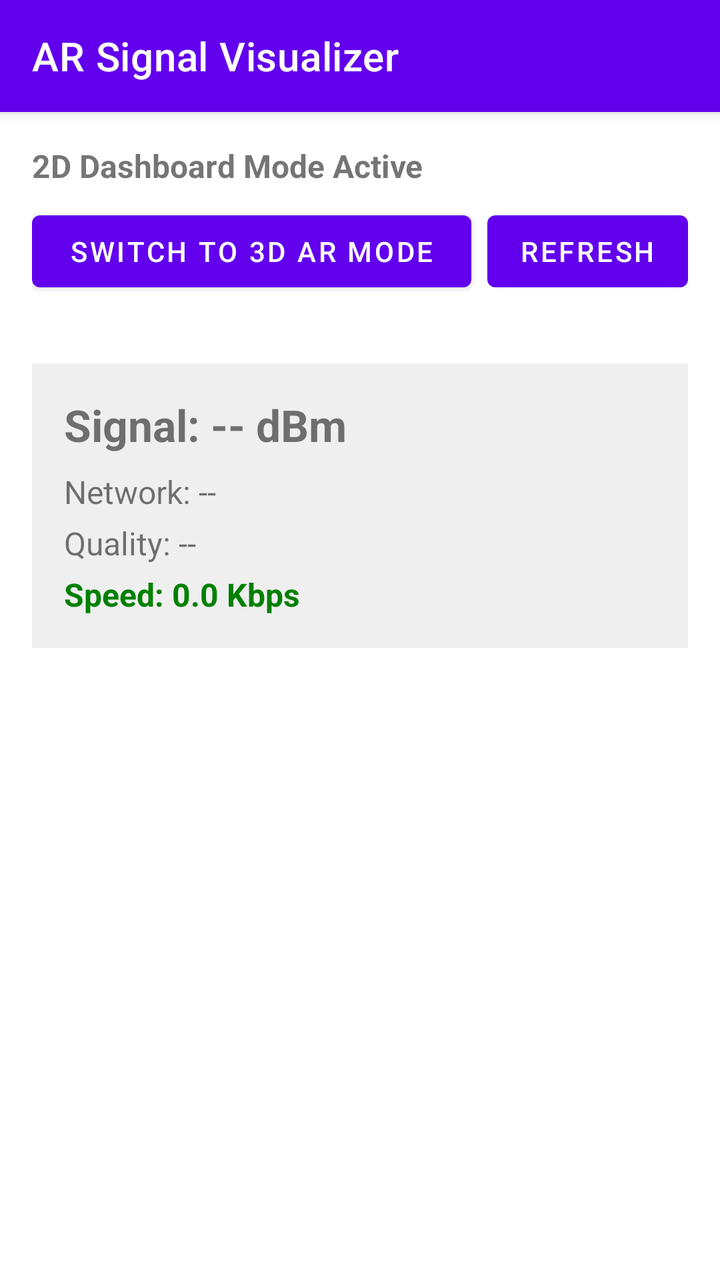
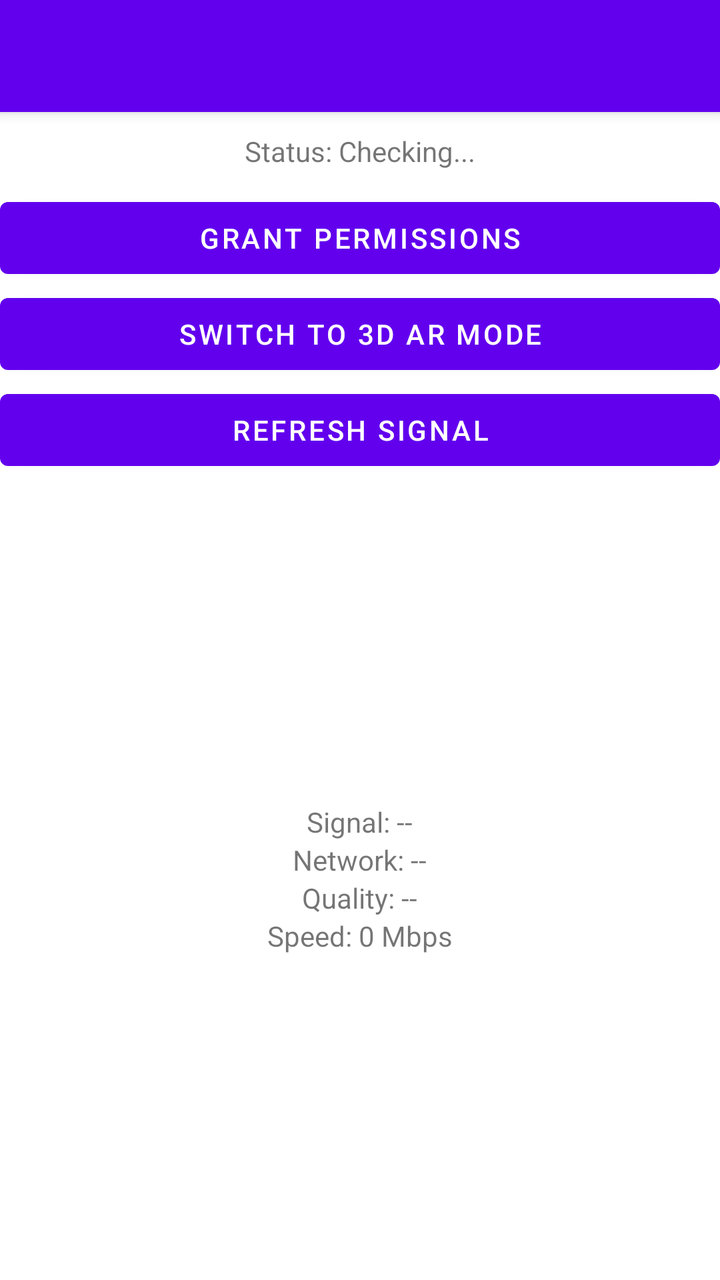

Before-and-after screenshots of an Android layout around one commit, followed by the original layout XML and the change that was made.
<!-- AndroidManifest.xml: application theme Theme.MaterialComponents.DayNight.NoActionBar -->
<!-- res/layout/activity_main.xml -->
<?xml version="1.0" encoding="utf-8"?>
<RelativeLayout xmlns:android="http://schemas.android.com/apk/res/android"
    xmlns:app="http://schemas.android.com/apk/res-auto"
    android:layout_width="match_parent"
    android:layout_height="match_parent">

    <androidx.appcompat.widget.Toolbar
        android:id="@+id/toolbar"
        android:layout_width="match_parent"
        android:layout_height="?attr/actionBarSize"
        android:background="?attr/colorPrimary"
        android:elevation="4dp"
        app:title="AR Signal Visualizer"
        app:titleTextColor="@android:color/white" />

    <LinearLayout
        android:id="@+id/controlHeader"
        android:layout_width="match_parent"
        android:layout_height="wrap_content"
        android:layout_below="@id/toolbar"
        android:orientation="vertical"
        android:padding="16dp">

        <TextView
            android:id="@+id/statusText"
            android:layout_width="wrap_content"
            android:layout_height="wrap_content"
            android:text="2D Dashboard Mode Active"
            android:textSize="16sp"
            android:textStyle="bold" />

        <Button
            android:id="@+id/permissionButton"
            android:layout_width="match_parent"
            android:layout_height="wrap_content"
            android:layout_marginTop="8dp"
            android:text="Grant Permissions"
            android:visibility="gone" />

        <LinearLayout
            android:layout_width="match_parent"
            android:layout_height="wrap_content"
            android:layout_marginTop="8dp"
            android:orientation="horizontal">

            <Button
                android:id="@+id/modeSwitchButton"
                android:layout_width="0dp"
                android:layout_height="wrap_content"
                android:layout_weight="1"
                android:text="SWITCH TO 3D AR MODE" />

            <Button
                android:id="@+id/refreshButton"
                android:layout_width="wrap_content"
                android:layout_height="wrap_content"
                android:layout_marginStart="8dp"
                android:text="Refresh" />
        </LinearLayout>
    </LinearLayout>

    
    <LinearLayout
        android:id="@+id/container2D"
        android:layout_width="match_parent"
        android:layout_height="wrap_content"
        android:layout_below="@id/controlHeader"
        android:layout_margin="16dp"
        android:background="#10000000"
        android:orientation="vertical"
        android:padding="16dp">

        <TextView
            android:id="@+id/signalText2D"
            android:layout_width="wrap_content"
            android:layout_height="wrap_content"
            android:text="Signal: -- dBm"
            android:textSize="22sp"
            android:textStyle="bold" />

        <TextView
            android:id="@+id/networkText2D"
            android:layout_width="wrap_content"
            android:layout_height="wrap_content"
            android:layout_marginTop="8dp"
            android:text="Network: --"
            android:textSize="16sp" />

        <TextView
            android:id="@+id/qualityText2D"
            android:layout_width="wrap_content"
            android:layout_height="wrap_content"
            android:layout_marginTop="4dp"
            android:text="Quality: --"
            android:textSize="16sp" />

        <TextView
            android:id="@+id/speedText2D"
            android:layout_width="wrap_content"
            android:layout_height="wrap_content"
            android:layout_marginTop="4dp"
            android:text="Speed: 0.0 Kbps"
            android:textSize="16sp"
            android:textStyle="bold"
            android:textColor="#008000" />
    </LinearLayout>

    
    <FrameLayout
        android:id="@+id/arContainer"
        android:layout_width="match_parent"
        android:layout_height="match_parent"
        android:layout_below="@id/controlHeader"
        android:visibility="gone">

        <LinearLayout
            android:id="@+id/arOverlayCard"
            android:layout_width="wrap_content"
            android:layout_height="wrap_content"
            android:layout_gravity="top|center_horizontal"
            android:layout_margin="16dp"
            android:background="#80000000"
            android:orientation="vertical"
            android:padding="12dp">

            <TextView
                android:id="@+id/signalText"
                android:layout_width="wrap_content"
                android:layout_height="wrap_content"
                android:text="-- dBm"
                android:textColor="@android:color/white"
                android:textSize="20sp"
                android:textStyle="bold" />

            <TextView
                android:id="@+id/networkText"
                android:layout_width="wrap_content"
                android:layout_height="wrap_content"
                android:text="Network: --"
                android:textColor="@android:color/white"
                android:textSize="14sp" />

            <TextView
                android:id="@+id/qualityText"
                android:layout_width="wrap_content"
                android:layout_height="wrap_content"
                android:text="Quality: --"
                android:textColor="@android:color/white"
                android:textSize="14sp" />

            <TextView
                android:id="@+id/speedText"
                android:layout_width="wrap_content"
                android:layout_height="wrap_content"
                android:text="Speed: 0.0 Kbps"
                android:textColor="#00FF00"
                android:textSize="14sp"
                android:textStyle="bold" />
        </LinearLayout>
    </FrameLayout>

</RelativeLayout>
<!-- resources referenced by this layout -->
<resources>

</resources>

<!-- the commit's change to res/layout/activity_main.xml (unified diff, before → after) -->
@@ -1,108 +1,55 @@
 <?xml version="1.0" encoding="utf-8"?>
-<RelativeLayout xmlns:android="http://schemas.android.com/apk/res/android"
-    xmlns:app="http://schemas.android.com/apk/res-auto"
+<LinearLayout xmlns:android="http://schemas.android.com/apk/res/android"
     android:layout_width="match_parent"
-    android:layout_height="match_parent">
+    android:layout_height="match_parent"
+    android:orientation="vertical">
 
     <androidx.appcompat.widget.Toolbar
         android:id="@+id/toolbar"
         android:layout_width="match_parent"
         android:layout_height="?attr/actionBarSize"
         android:background="?attr/colorPrimary"
-        android:elevation="4dp"
-        app:title="AR Signal Visualizer"
-        app:titleTextColor="@android:color/white" />
+        android:elevation="4dp" />
 
-    <LinearLayout
-        android:id="@+id/controlHeader"
+    
+    <TextView
+        android:id="@+id/statusText"
         android:layout_width="match_parent"
         android:layout_height="wrap_content"
-        android:layout_below="@id/toolbar"
-        android:orientation="vertical"
-        android:padding="16dp">
+        android:padding="10dp"
+        android:text="Status: Checking..."
+        android:textAlignment="center" />
 
-        <TextView
-            android:id="@+id/statusText"
-            android:layout_width="wrap_content"
-            android:layout_height="wrap_content"
-            android:text="2D Dashboard Mode Active"
-            android:textSize="16sp"
-            android:textStyle="bold" />
+    <Button
+        android:id="@+id/permissionButton"
+        android:layout_width="match_parent"
+        android:layout_height="wrap_content"
+        android:text="Grant Permissions" />
 
-        <Button
-            android:id="@+id/permissionButton"
-            android:layout_width="match_parent"
-            android:layout_height="wrap_content"
-            android:layout_marginTop="8dp"
-            android:text="Grant Permissions"
-            android:visibility="gone" />
+    <Button
+        android:id="@+id/modeSwitchButton"
+        android:layout_width="match_parent"
+        android:layout_height="wrap_content"
+        android:text="SWITCH TO 3D AR MODE" />
 
-        <LinearLayout
-            android:layout_width="match_parent"
-            android:layout_height="wrap_content"
-            android:layout_marginTop="8dp"
-            android:orientation="horizontal">
-
-            <Button
-                android:id="@+id/modeSwitchButton"
-                android:layout_width="0dp"
-                android:layout_height="wrap_content"
-                android:layout_weight="1"
-                android:text="SWITCH TO 3D AR MODE" />
-
-            <Button
-                android:id="@+id/refreshButton"
-                android:layout_width="wrap_content"
-                android:layout_height="wrap_content"
-                android:layout_marginStart="8dp"
-                android:text="Refresh" />
-        </LinearLayout>
-    </LinearLayout>
+    <Button
+        android:id="@+id/refreshButton"
+        android:layout_width="match_parent"
+        android:layout_height="wrap_content"
+        android:text="Refresh Signal" />
 
     
     <LinearLayout
         android:id="@+id/container2D"
         android:layout_width="match_parent"
-        android:layout_height="wrap_content"
-        android:layout_below="@id/controlHeader"
-        android:layout_margin="16dp"
-        android:background="#10000000"
+        android:layout_height="match_parent"
         android:orientation="vertical"
-        android:padding="16dp">
-
-        <TextView
-            android:id="@+id/signalText2D"
-            android:layout_width="wrap_content"
-            android:layout_height="wrap_content"
-            android:text="Signal: -- dBm"
-            android:textSize="22sp"
-            android:textStyle="bold" />
-
-        <TextView
-            android:id="@+id/networkText2D"
-            android:layout_width="wrap_content"
-            android:layout_height="wrap_content"
-            android:layout_marginTop="8dp"
-            android:text="Network: --"
-            android:textSize="16sp" />
-
-        <TextView
-            android:id="@+id/qualityText2D"
-            android:layout_width="wrap_content"
-            android:layout_height="wrap_content"
-            android:layout_marginTop="4dp"
-            android:text="Quality: --"
-            android:textSize="16sp" />
-
-        <TextView
-            android:id="@+id/speedText2D"
-            android:layout_width="wrap_content"
-            android:layout_height="wrap_content"
-            android:layout_marginTop="4dp"
-            android:text="Speed: 0.0 Kbps"
-            android:textSize="16sp"
-            android:textStyle="bold"
-            android:textColor="#008000" />
+        android:gravity="center">
+        
+        <TextView android:id="@+id/signalText2D" android:layout_width="wrap_content" android:layout_height="wrap_content" android:text="Signal: --" />
+        <TextView android:id="@+id/networkText2D" android:layout_width="wrap_content" android:layout_height="wrap_content" android:text="Network: --" />
+        <TextView android:id="@+id/qualityText2D" android:layout_width="wrap_content" android:layout_height="wrap_content" android:text="Quality: --" />
+        <TextView android:id="@+id/speedText2D" android:layout_width="wrap_content" android:layout_height="wrap_content" android:text="Speed: 0 Mbps" />
     </LinearLayout>
 
     
@@ -110,53 +57,23 @@
         android:id="@+id/arContainer"
         android:layout_width="match_parent"
         android:layout_height="match_parent"
-        android:layout_below="@id/controlHeader"
         android:visibility="gone">
 
+        
         <LinearLayout
             android:id="@+id/arOverlayCard"
             android:layout_width="wrap_content"
             android:layout_height="wrap_content"
-            android:layout_gravity="top|center_horizontal"
-            android:layout_margin="16dp"
-            android:background="#80000000"
             android:orientation="vertical"
-            android:padding="12dp">
-
-            <TextView
-                android:id="@+id/signalText"
-                android:layout_width="wrap_content"
-                android:layout_height="wrap_content"
-                android:text="-- dBm"
-                android:textColor="@android:color/white"
-                android:textSize="20sp"
-                android:textStyle="bold" />
-
-            <TextView
-                android:id="@+id/networkText"
-                android:layout_width="wrap_content"
-                android:layout_height="wrap_content"
-                android:text="Network: --"
-                android:textColor="@android:color/white"
-                android:textSize="14sp" />
-
-            <TextView
-                android:id="@+id/qualityText"
-                android:layout_width="wrap_content"
-                android:layout_height="wrap_content"
-                android:text="Quality: --"
-                android:textColor="@android:color/white"
-                android:textSize="14sp" />
-
-            <TextView
-                android:id="@+id/speedText"
-                android:layout_width="wrap_content"
-                android:layout_height="wrap_content"
-                android:text="Speed: 0.0 Kbps"
-                android:textColor="#00FF00"
-                android:textSize="14sp"
-                android:textStyle="bold" />
+            android:background="#AA000000"
+            android:padding="16dp"
+            android:layout_gravity="center">
+            
+            <TextView android:id="@+id/signalText" android:layout_width="wrap_content" android:layout_height="wrap_content" android:textColor="#FFFFFF" android:text="Signal: --" />
+            <TextView android:id="@+id/networkText" android:layout_width="wrap_content" android:layout_height="wrap_content" android:textColor="#FFFFFF" android:text="Network: --" />
+            <TextView android:id="@+id/qualityText" android:layout_width="wrap_content" android:layout_height="wrap_content" android:textColor="#FFFFFF" android:text="Quality: --" />
+            <TextView android:id="@+id/speedText" android:layout_width="wrap_content" android:layout_height="wrap_content" android:textColor="#FFFFFF" android:text="Speed: 0 Mbps" />
         </LinearLayout>
     </FrameLayout>
 
-</RelativeLayout>
+</LinearLayout>
